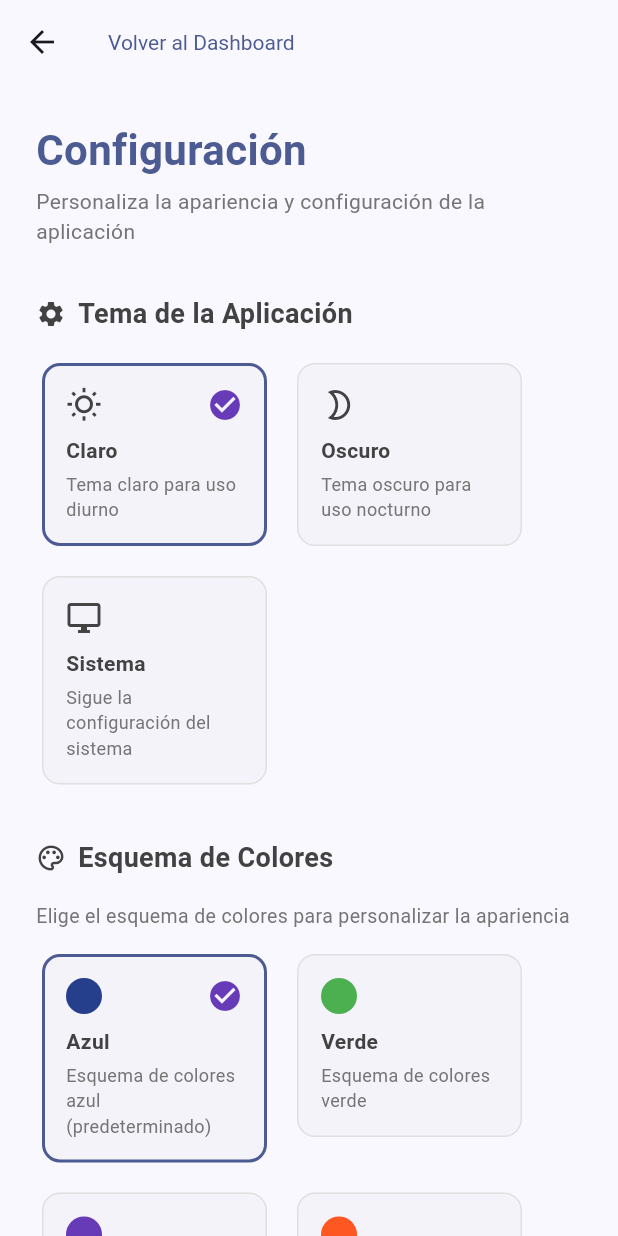
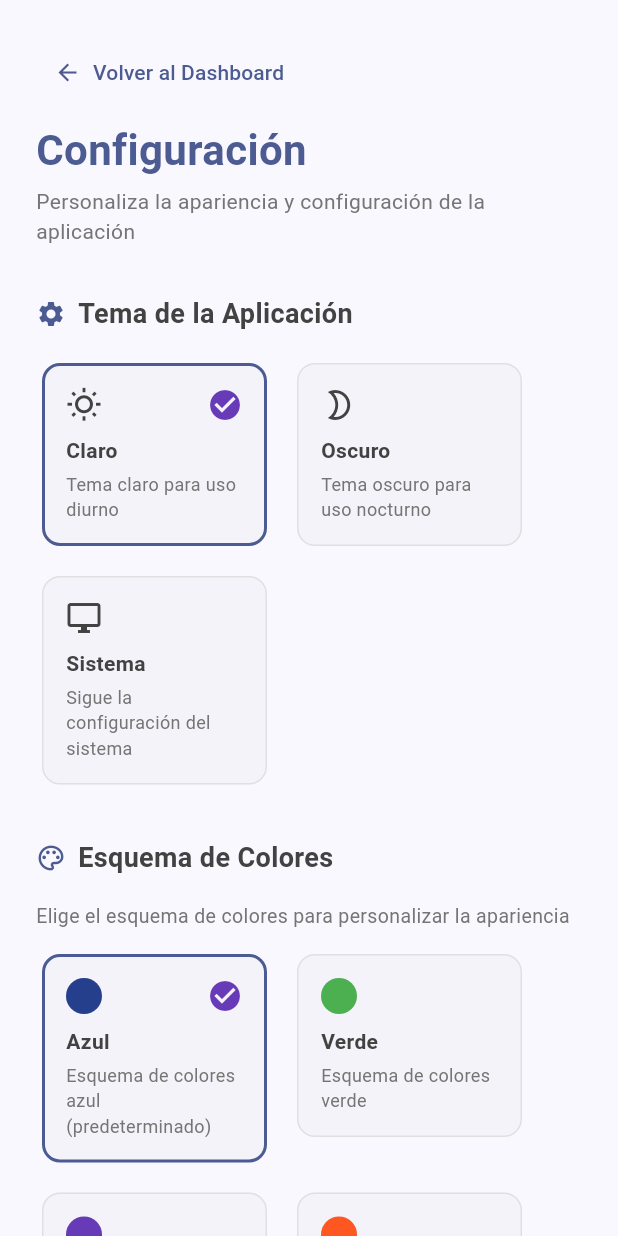
Before and after one commit to VictorDevCode21/project_manager, a Flutter app: the SettingsView widget shown alone on an empty page, opened directly, on a phone screen of 412 x 824 dp. Run offline on Flutter 3.47's test engine with Material 3 defaults, Android fonts, the phone set to English and light mode, and no system bars; our stand-ins replace cloud_firestore, dio, firebase_auth, firebase_core, flutter_dotenv, go_router and 2 more; accounts and stored records are empty.

Commit message:
Erros solved after merge

```diff
--- a/lib/views/dashboard_view.dart
+++ b/lib/views/dashboard_view.dart
@@ -26,7 +26,6 @@ class DashboardView extends StatelessWidget {
                 crossAxisAlignment: CrossAxisAlignment.start,
                 children: <Widget>[
                   Text(
-                  const Text(
                     'Bienvenido a ProLab UNIMET',
                     style: TextStyle(
                       fontSize: 24,
--- a/lib/views/reports/reports_view.dart
+++ b/lib/views/reports/reports_view.dart
@@ -23,7 +23,6 @@ class ReportsView extends StatelessWidget {
                 crossAxisAlignment: CrossAxisAlignment.start,
                 children: [
                   Text(
-                  const Text(
                     'Reportes y Analytics',
                     style: TextStyle(
                       fontSize: 24,
--- a/lib/views/settings_view.dart
+++ b/lib/views/settings_view.dart
@@ -8,7 +8,6 @@ import '../models/settings_model.dart';
 class SettingsView extends StatelessWidget {
   const SettingsView({super.key});
 
-  // Método auxiliar 1: Encabezado de Sección
   Widget _buildSectionHeader(
     BuildContext context, {
     required IconData icon,
@@ -17,7 +16,7 @@ class SettingsView extends StatelessWidget {
   }) {
     return Row(
       children: [
-        Icon(icon, size: 20),
+        Icon(icon, size: 20, color: color ?? Theme.of(context).iconTheme.color),
         const SizedBox(width: 8),
         Text(
           title,
@@ -27,7 +26,6 @@ class SettingsView extends StatelessWidget {
     );
   }
 
-  // Método auxiliar 2: Tarjeta de Selección
   Widget _buildSelectionCard(
     BuildContext context, {
     required Widget contentIcon,
@@ -42,7 +40,6 @@ class SettingsView extends StatelessWidget {
       child: Card(
         shape: RoundedRectangleBorder(
           borderRadius: BorderRadius.circular(12),
-
           side: isSelected
               ? BorderSide(color: Theme.of(context).primaryColor, width: 2)
               : BorderSide(color: Colors.grey.shade300),
@@ -69,7 +66,6 @@ class SettingsView extends StatelessWidget {
                     )
                   else
                     contentIcon,
-
                   if (isSelected)
                     const Icon(Icons.check_circle, color: Colors.deepPurple)
                   else if (color == null)
@@ -90,7 +86,6 @@ class SettingsView extends StatelessWidget {
     );
   }
 
-  // Método auxiliar 3: Tarjeta de Tema
   Widget _buildThemeCard(
     BuildContext context,
     SettingsController controller,
@@ -109,7 +104,6 @@ class SettingsView extends StatelessWidget {
     );
   }
 
-  // Método auxiliar 4: Tarjeta de Color
   Widget _buildColorCard(
     BuildContext context,
     SettingsController controller,
@@ -132,27 +126,19 @@ class SettingsView extends StatelessWidget {
   Widget build(BuildContext context) {
     final controller = context.watch<SettingsController>();
 
-    return Scaffold(
-      appBar: AppBar(
-        title: Text(
-          'Volver al Dashboard',
-          style: TextStyle(
-            fontSize: 14,
-            color: Theme.of(context).colorScheme.primary,
-          ),
-        ),
-        leading: IconButton(
-          icon: const Icon(Icons.arrow_back),
-          onPressed: () {
-            context.go('/admin-dashboard');
-          },
-        ),
-      ),
-      body: SingleChildScrollView(
+    return SingleChildScrollView(
       padding: const EdgeInsets.all(24.0),
       child: Column(
         crossAxisAlignment: CrossAxisAlignment.start,
         children: [
+          // Botón “Volver” pero sin AppBar
+          TextButton.icon(
+            onPressed: () => context.go('/admin-dashboard'),
+            icon: const Icon(Icons.arrow_back),
+            label: const Text('Volver al Dashboard'),
+          ),
+          const SizedBox(height: 8),
+
           Text(
             'Configuración',
             style: TextStyle(
@@ -168,7 +154,6 @@ class SettingsView extends StatelessWidget {
           ),
           const SizedBox(height: 32),
 
-            // --- Bloque: Tema de la Aplicación ---
           _buildSectionHeader(
             context,
             icon: Icons.settings,
@@ -208,7 +193,6 @@ class SettingsView extends StatelessWidget {
           ),
           const SizedBox(height: 32),
 
-            // --- Bloque: Esquema de Colores ---
           _buildSectionHeader(
             context,
             icon: Icons.palette_outlined,
@@ -272,7 +256,6 @@ class SettingsView extends StatelessWidget {
           ),
           const SizedBox(height: 32),
 
-            // --- Bloque: Configuraciones Adicionales ---
           _buildSectionHeader(
             context,
             icon: Icons.settings_applications_outlined,
@@ -295,7 +278,6 @@ class SettingsView extends StatelessWidget {
           ),
         ],
       ),
-      ),
     );
   }
 }
```
Also changed, not shown: lib/views/layouts/admin_layout.dart (+27 -20 lines). Lines whose indentation alone changed are shown as unchanged.
